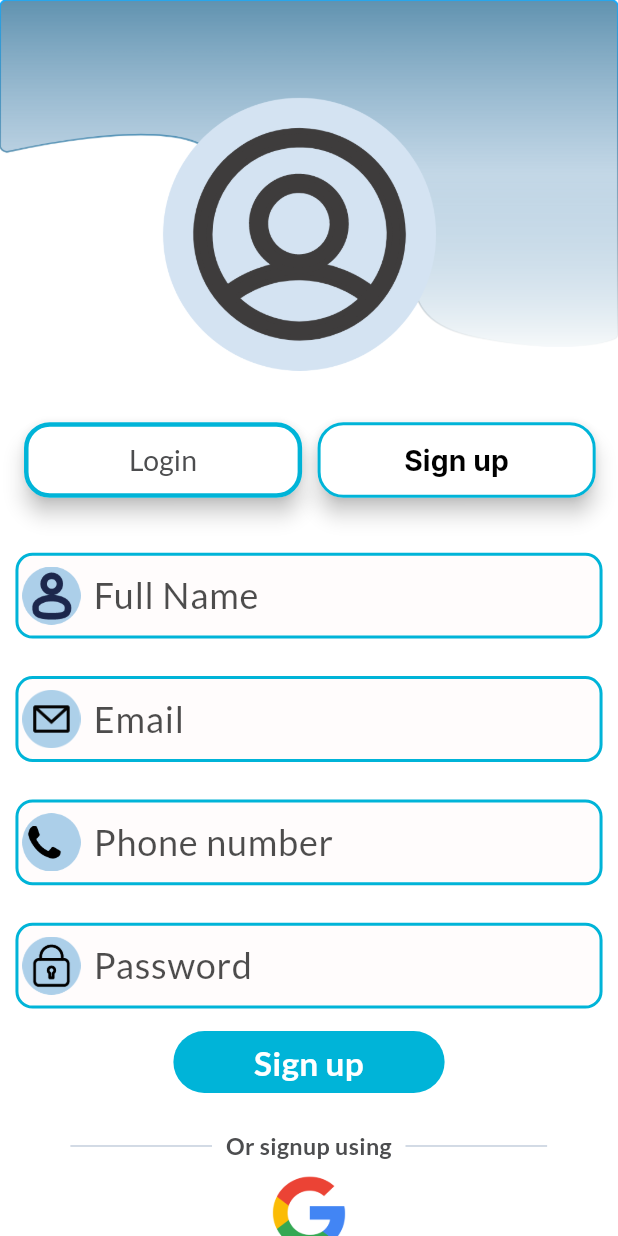
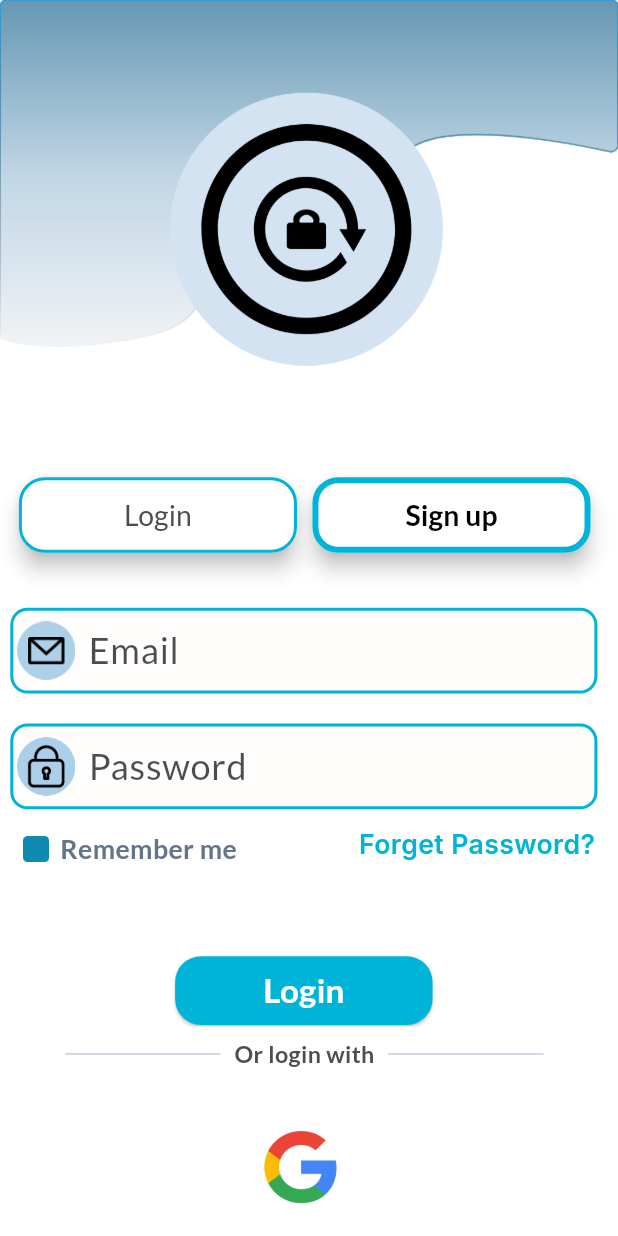
Before and after one commit to NehaKamath29/MobileAppDev-HealthSync, a Flutter app: the screen it shows after launch, on a phone screen of 412 x 824 dp. Run offline on Flutter 3.47's test engine with Material 3 defaults, Android fonts, the phone set to English and light mode, and no system bars; our stand-ins replace email_validator, google_fonts.

```diff
--- a/lib/main.dart
+++ b/lib/main.dart
@@ -2,8 +2,8 @@ import 'package:flutter/material.dart';
 import 'package:healthsync_app/utils/utils.dart';
 //import 'package:healthsync_app/pages/android_large2.dart';
 // import 'package:myapp/page-1/angle-right.dart';
-//import 'package:healthsync_app/pages/login.dart';
-import 'package:healthsync_app/pages/signup.dart';
+import 'package:healthsync_app/pages/login.dart';
+//import 'package:healthsync_app/pages/signup.dart';
 void main() => runApp(MyApp());
 
 class MyApp extends StatelessWidget
@@ -26,7 +26,7 @@ class MyApp extends StatelessWidget
     },*/
     home: const Scaffold(
 		body: SingleChildScrollView(
-			child: SignupClass(),
+			child: LoginClass(),
 		),
 		),
 	);
--- a/lib/pages/login.dart
+++ b/lib/pages/login.dart
@@ -6,12 +6,12 @@ import 'package:healthsync_app/utils/utils.dart';
 class LoginClass extends StatefulWidget {
   const LoginClass({Key? key}) : super(key: key);
   @override
-  _SceneState createState() => _SceneState();
+  State<LoginClass> createState() => _LoginClassState();
 }
 
-class _SceneState extends State<LoginClass>
+class _LoginClassState extends State<LoginClass>
 {
-  //final GlobalKey<FormState> formKey = GlobalKey<FormState>();
+  final _formKey = GlobalKey<FormState>();
   TextEditingController emailController = TextEditingController();
   TextEditingController passwordController = TextEditingController();
 
@@ -20,10 +20,12 @@ class _SceneState extends State<LoginClass>
     double baseWidth = 360;
     double fem = MediaQuery.of(context).size.width / baseWidth;
     double ffem = fem * 0.97;
-    return SizedBox(
-      width: double.infinity,
+    return SingleChildScrollView(
+        child:Form(
+        key:_formKey,
+
         child: Container(
-        // loginWQk (158:7)
+
         width: double.infinity,
         decoration: const BoxDecoration (
           color: Color(0xffffffff),
@@ -119,7 +121,7 @@ class _SceneState extends State<LoginClass>
                             padding: EdgeInsets.zero,
                             backgroundColor: Color(0xffffffff),
                             foregroundColor: Color(0xff000000),
-                            side: const BorderSide(width:3,color: Color(0xff00b4d8)),
+                            side: const BorderSide(width:4,color: Color(0xff00b4d8)),
                             elevation: 5 * fem,
                             shape: RoundedRectangleBorder(
                             borderRadius: BorderRadius.circular(15 * fem),
@@ -138,7 +140,7 @@ class _SceneState extends State<LoginClass>
                                 'Sign up',
                                 textAlign: TextAlign.center,
                                 style: safeGoogleFont (
-                                  'Inter',
+                                  'Lato',
                                   fontSize: 17*ffem,
                                   fontWeight: FontWeight.w700,
                                   height: 1.1764705882*ffem/fem,
@@ -157,9 +159,10 @@ class _SceneState extends State<LoginClass>
 
 
                   //email
-                  Container(
-                    margin: const EdgeInsets.only(bottom: 25),
-                    child: TextField(
+                  //Container(
+                    //margin: const EdgeInsets.only(bottom: 25),
+                    //const SizedBox(height:20,),
+                    TextFormField(
                     controller: emailController,
                     decoration: InputDecoration(
                     enabledBorder: OutlineInputBorder(
@@ -198,13 +201,21 @@ class _SceneState extends State<LoginClass>
                   ),
                     contentPadding: EdgeInsets.symmetric(vertical: 5 * fem, horizontal: 5 * fem),
                   ),
+                  validator: (email){
+                    if(email==null || email.isEmpty){
+                      return 'Email id required';
+                    }
+                    return null;
+                  },
                 ),
-              ),
+              //),
 
                   //password
-                  Container(
-                    margin: const EdgeInsets.only(bottom:15),
-                    child: TextField(
+                  //Container(
+                    //margin: const EdgeInsets.only(bottom:15),
+                    const SizedBox(height:20,),
+                    TextFormField(
+                      obscureText: true,
                       controller: passwordController,
                       decoration: InputDecoration(
                       enabledBorder: OutlineInputBorder(
@@ -243,9 +254,15 @@ class _SceneState extends State<LoginClass>
                     ),
                       contentPadding: EdgeInsets.symmetric(vertical: 5 * fem, horizontal: 5 * fem),
                   ),
+                  validator: (password){
+                    if(password==null || password.isEmpty){
+                      return 'Password required';
+                    }
+                    return null;
+                  },
                 ),
-               ),
-
+               //),
+                  const SizedBox(height:15,),
                   Container(
                     // autogroup1qji8wE (Vyqy1rzEe7FvUhWFr1qji)
                     margin: EdgeInsets.fromLTRB(5*fem, 0*fem, 0*fem, 34*fem),
@@ -306,7 +323,7 @@ class _SceneState extends State<LoginClass>
 
 
 
-                  Container(
+                  /*Container(
                     // autogrouptk5zHr4 (Vyr8BGPT7nMBtgPohTk5z)
                     margin: EdgeInsets.fromLTRB(90*fem, 0*fem, 94*fem, 25*fem),
                     width: double.infinity,
@@ -330,7 +347,68 @@ class _SceneState extends State<LoginClass>
                         ),
                       ),
                     ),
+                  ),*/
+
+
+                  //Login button
+                    const SizedBox(height:20,),
+                    ElevatedButton(
+                      onPressed: ()
+                      {
+                        /*print('Username: ${SignupValidator.validateUsername(fullNameController.text)}');
+                        print('Email: ${SignupValidator.validateEmail(emailController.text)}');
+                        print('Phone Number: ${SignupValidator.validatePhoneNumber(phoneNumberController.text)}');
+                        print('Password: ${SignupValidator.validatePassword(passwordController.text)}');*/
+                        if(_formKey.currentState!.validate())
+                        print("Success");
+                        else
+                        print("Not a success");
+
+
+
+
+
+                        /*if (SignupValidator.isSignupFormValid(
+                        username: fullNameController.text,
+                        email: emailController.text,
+                        phoneNumber: phoneNumberController.text,
+                        password: passwordController.text,
+                      )) {
+                  // All validations passed, navigate to login page
+                      //Navigator.pushNamed(context, '/login');
+                      ScaffoldMessenger.of(context).showSnackBar(
+                      const SnackBar(
+                      content:Text('Signup successful!'),
                       ),
+                      );
+                      }*/
+                        // Add the logic you want to execute when the button is pressed
+                      },
+                      style: ElevatedButton.styleFrom(
+                      backgroundColor: Color(0xff00b4d8), // Background color
+                      shape: RoundedRectangleBorder(
+                      borderRadius: BorderRadius.circular(15 * fem),
+                    ),
+                      minimumSize: Size(150 * fem, 40* fem),
+                  ),
+                      //child: Padding(
+                      //padding: EdgeInsets.symmetric(vertical: 10 * fem),
+                      child: Text(
+                        'Login',
+                      style: safeGoogleFont(
+                      'Lato',
+                      fontSize: 20 * ffem,
+                      fontWeight: FontWeight.w700,
+                      color: Color(0xffffffff),
+                    ),
+                  ),
+                ),
+              //),
+
+
+
+
+
                   Container(
                     // inputLpL (158:14)
                     margin: EdgeInsets.fromLTRB(0*fem, 0*fem, 0*fem, 27*fem),
@@ -398,6 +476,7 @@ class _SceneState extends State<LoginClass>
           ],
         ),
       ),
+          ),
     );
   }
 }
--- a/lib/pages/signup.dart
+++ b/lib/pages/signup.dart
@@ -1,43 +1,46 @@
 import 'package:flutter/material.dart';
 import 'package:healthsync_app/utils/utils.dart';
-//import 'package:healthsync_app/pages/login.dart';
+import 'package:email_validator/email_validator.dart';
 
-class SignupClass extends StatefulWidget {
-  const SignupClass({Key? key}) : super(key: key);
+class FormScreen extends StatefulWidget {
+  const FormScreen({Key? key}) : super(key: key);
   @override
-  _SceneState createState() => _SceneState();
+  State<FormScreen> createState() => _FormScreenState();
 }
 
-class _SceneState extends State<SignupClass>
+class _FormScreenState extends State<FormScreen>
 {
-  //final GlobalKey<FormState> formKey = GlobalKey<FormState>();
+  final _formKey = GlobalKey<FormState>();
   TextEditingController fullNameController = TextEditingController();
   TextEditingController emailController = TextEditingController();
   TextEditingController passwordController = TextEditingController();
   TextEditingController phoneNumberController = TextEditingController();
+
   @override
   Widget build(BuildContext context) {
     double baseWidth = 360;
     double fem = MediaQuery.of(context).size.width / baseWidth;
     double ffem = fem * 0.97;
-    return SizedBox(
+
+    return SingleChildScrollView(
+      child:Form(
+      key: _formKey,
+      child: SizedBox(
       width: double.infinity,
       child: Container(
-        // signup2ZJ (159:110)
         width: double.infinity,
         height: 800*fem,
         decoration: const BoxDecoration (
           color: Color(0xffffffff),
         ),
         child: SizedBox(
-          // autogroupyxfvAQc (VysjJFti9bYXTW9v1yxFv)
           width: double.infinity,
           height: 769*fem,
           child: Column(
             crossAxisAlignment: CrossAxisAlignment.center,
             children: [
               SizedBox(
-                // autogroupjogytrQ (VysysfwNTG1MhvkUEjoGY)
+
                 width: 360*fem,
                 height: 216*fem,
                 child: Image.asset(
@@ -49,23 +52,12 @@ class _SceneState extends State<SignupClass>
 
 
               Container(
-                // autogroupzzq8R5e (VytNN2TzMNKZB9qj9ZZQ8)
                 padding: EdgeInsets.fromLTRB(9*fem, 30*fem, 9*fem, 0*fem),
                 width: double.infinity,
                 child: Column(
                   crossAxisAlignment: CrossAxisAlignment.center,
                   children: [
-
-
-
-
-
-
-
-
-
                     Container(
-                      // autogroup3jvtvYC (Vyt5HgapHFNvYNTUc3jvt)
                       margin: EdgeInsets.fromLTRB(5*fem, 0*fem, 4*fem, 32*fem),
                       width: double.infinity,
                       height: 44*fem,
@@ -83,7 +75,7 @@ class _SceneState extends State<SignupClass>
                           padding: EdgeInsets.zero,
                           backgroundColor: Color(0xffffffff),
                           foregroundColor: Color(0xff4c4d4f),
-                          side: const BorderSide(width:3,color: Color(0xff00b4d8)),
+                          side: const BorderSide(width:4,color: Color(0xff00b4d8)),
                           elevation: 5 * fem,
                           shape: RoundedRectangleBorder(
                           borderRadius: BorderRadius.circular(15 * fem),
@@ -92,26 +84,14 @@ class _SceneState extends State<SignupClass>
                       child: SizedBox(
                       width: 162*fem,
                       height: double.infinity,
-                                /*decoration: BoxDecoration (
-                                  border: Border.all(color: Color(0xff00b4d8)),
-                                  color: Color(0xffffffff),
-                                  borderRadius: BorderRadius.circular(15*fem),
-                                  boxShadow: [
-                                    BoxShadow(
-                                      color: Color(0x0c000000),
-                                      offset: Offset(0*fem, 1*fem),
-                                      blurRadius: 1*fem,
-                                    ),
-                                  ],
-                                ),*/
                       child: Center(
                       child: Text(
                       'Login',
                        textAlign: TextAlign.center,
                       style: safeGoogleFont (
                       'Lato',
-                                      fontSize: 17*ffem,
-                                      fontWeight: FontWeight.w500,
+                      fontSize: 23*ffem,
+                      fontWeight: FontWeight.w800,
                       height: 1.1764705882*ffem/fem,
                       color: Color(0xff4c4d4f),
                       ),
@@ -148,9 +128,9 @@ class _SceneState extends State<SignupClass>
                                 'Sign up',
                                 textAlign: TextAlign.center,
                                 style: safeGoogleFont (
-                                  'Inter',
-                                  fontSize: 17*ffem,
-                                  fontWeight: FontWeight.w700,
+                                  'Lato',
+                                  fontSize: 23*ffem,
+                                  fontWeight: FontWeight.w500,
                                   height: 1.1764705882*ffem/fem,
                                   color: Color(0xff000000),
                                 ),
@@ -162,28 +142,8 @@ class _SceneState extends State<SignupClass>
                     ),
                   ),
 
-
-
-
-
-
-
-
-
-
-
-
-
-
-
-
-
-
-
                     //full name
-                    Container(
-                      margin: const EdgeInsets.only(bottom:25),
-                      child: TextField(
+                    TextFormField(
                       controller: fullNameController,
                       decoration: InputDecoration(
                       enabledBorder: OutlineInputBorder(
@@ -215,7 +175,7 @@ class _SceneState extends State<SignupClass>
                   ),
                 ),
 
-                labelText:'Full Name',
+                labelText:'User Name',
                 labelStyle: const TextStyle(
                 fontSize: 24,
                 fontFamily: 'Lato',
@@ -223,14 +183,22 @@ class _SceneState extends State<SignupClass>
               ),
               contentPadding: EdgeInsets.symmetric(vertical: 5 * fem, horizontal: 5 * fem),
             ),
-          ),
+            validator: (username){
+              if(username==null || username.isEmpty){
+                return 'User name required';
+                }
+              return null;
+            },
           ),
 
                 //Email
-                  Container(
-                    margin: const EdgeInsets.only(bottom: 25),
-                    child: TextField(
+                  const SizedBox(height:20,),
+                    TextFormField(
+
+
+                      keyboardType: TextInputType.emailAddress,
                       controller: emailController,
+
                       decoration: InputDecoration(
                       enabledBorder: OutlineInputBorder(
                       borderRadius:BorderRadius.circular(10*fem),
@@ -268,13 +236,22 @@ class _SceneState extends State<SignupClass>
                   ),
                     contentPadding: EdgeInsets.symmetric(vertical: 5 * fem, horizontal: 5 * fem),
                   ),
-                ),
+                  validator: (email){
+                    if(email==null || email.isEmpty){
+                      return 'Email id required';
+                    }
+                    else if (!EmailValidator.validate(email)) {
+                      return 'Enter a valid email address';
+                    }
+                    return null;
+                  },
+
                 ),
 
+
                   //Phone number
-                  Container(
-                    margin: const EdgeInsets.only(bottom:25),
-                      child: TextField(
+                  const SizedBox(height:20,),
+                      TextFormField(
                       controller: phoneNumberController,
                       decoration: InputDecoration(
                       enabledBorder: OutlineInputBorder(
@@ -314,13 +291,27 @@ class _SceneState extends State<SignupClass>
                   ),
                     contentPadding: EdgeInsets.symmetric(vertical: 5 * fem, horizontal: 5 * fem),
                   ),
-                ),
+                  validator: (phno){
+                    const pattern = r'^[+]*[(]{0,1}[0-9]{1,4}[)]{0,1}[-\s\./0-9]*$';
+                    final regExp = RegExp(pattern);
+                    if(phno==null || phno.isEmpty){
+                      return 'Phone number required';
+                    }
+                    else if(phno.length<10){
+                      return 'Phone number must contain 10 digits';
+                    }
+                    else if(!regExp.hasMatch(phno)){
+                      return 'Invalid phone number';
+                    }
+                    return null;
+                  },
                 ),
 
+
                   //password
-                  Container(
-                    margin: const EdgeInsets.only(bottom:15),
-                    child: TextField(
+                  const SizedBox(height:20,),
+                    TextFormField(
+                      obscureText: true,
                       controller: passwordController,
                       decoration: InputDecoration(
                       enabledBorder: OutlineInputBorder(
@@ -359,32 +350,53 @@ class _SceneState extends State<SignupClass>
                     ),
                       contentPadding: EdgeInsets.symmetric(vertical: 5 * fem, horizontal: 5 * fem),
                   ),
-                ),
+                  validator: (password){
+                  if(password==null ||password.isEmpty){
+                  return 'Password required';
+                  }
+                  //password length should be greater than 6
+                  if (password.length <6){
+                  return 'Password must be longer than 6 characters';
+                  }
+                  if (!password.contains(RegExp(r'[A-Z]'))) {
+                    return 'Password should contain atleast one uppercase character';
+                  }
+                  if (!password.contains(RegExp(r'[0-9]'))) {
+                    return 'Password should contain atleast one digit';
+                  }
+                  if (!password.contains(RegExp(r'[!@#%^&*(),.?":{}|<>]'))) {
+                    return 'Password should contain atleast one speical character\n';
+                  }
+                  return null;
+            },
                 ),
 
+                  //Signup button
+                    const SizedBox(height:20,),
+                    ElevatedButton(
+                      onPressed: ()
+                      {
+                        if(_formKey.currentState!.validate())
+                        print("Success");
+                        else
+                        print("Not a success");
+                        // Add the logic you want to execute when the button is pressed
+                      },
+                      style: ElevatedButton.styleFrom(
+                      backgroundColor: Color(0xff00b4d8), // Background color
+                      shape: RoundedRectangleBorder(
+                      borderRadius: BorderRadius.circular(15 * fem),
+                    ),
+                      minimumSize: Size(150 * fem, 40* fem),
+                  ),
 
-                    Container(
-                      // autogroupxfzeYYC (VytCNK7wHYQMdigwrXfZe)
-                      margin: EdgeInsets.fromLTRB(92*fem, 0*fem, 92*fem, 15*fem),
-                      width: double.infinity,
-                      height: 36*fem,
-                      decoration: BoxDecoration (
-                        color: Color(0xff00b4d8),
-                        borderRadius: BorderRadius.circular(30*fem),
-                      ),
-                      child: Center(
-                        child: Center(
                       child: Text(
                         'Sign up',
-                            textAlign: TextAlign.center,
-                            style: safeGoogleFont (
+                      style: safeGoogleFont(
                       'Lato',
-                              fontSize: 20*ffem,
+                      fontSize: 20 * ffem,
                       fontWeight: FontWeight.w700,
-                              height: 1.2*ffem/fem,
                       color: Color(0xffffffff),
-                            ),
-                          ),
                     ),
                   ),
                 ),
@@ -454,6 +466,8 @@ class _SceneState extends State<SignupClass>
           ),
         ),
       ),
+    ),
+  ),
   );
   }
 }
--- a/pubspec.yaml
+++ b/pubspec.yaml
@@ -32,10 +32,13 @@ dependencies:
     sdk: flutter
 
 
+
+
   # The following adds the Cupertino Icons font to your application.
   # Use with the CupertinoIcons class for iOS style icons.
   cupertino_icons: ^1.0.2
   google_fonts: ^6.1.0
+  email_validator: '^2.1.16'
 
 dev_dependencies:
   flutter_test:
```
Also changed, not shown: pubspec.lock. Lines whose indentation alone changed are shown as unchanged.
